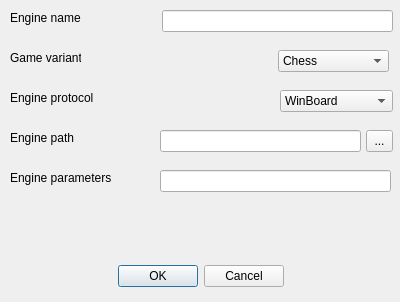
This is addenginedialog.ui in fire-lizard/QBoard as Qt 5 draws it before an edit. The edited form follows.
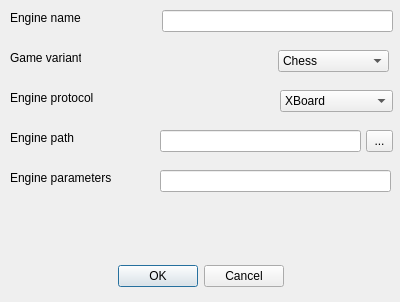
This is the edited form.

```diff
--- a/addenginedialog.ui
+++ b/addenginedialog.ui
@@ -79,7 +79,7 @@
    </property>
    <item>
     <property name="text">
-     <string>WinBoard</string>
+     <string>XBoard</string>
     </property>
    </item>
    <item>
```
